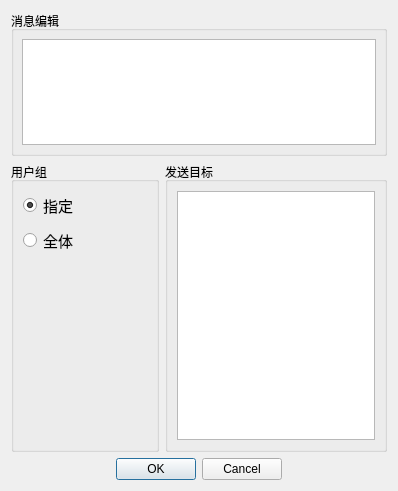
The window that Console/UI/SendMessageGroupUI.ui (yang-zhongtian/PYCM) describes before a commit, drawn with Qt 5.
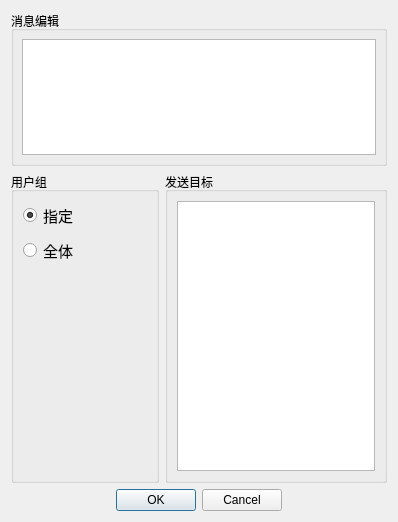
The same window after the commit.

The edit to the form file:
```diff
--- a/Console/UI/SendMessageGroupUI.ui
+++ b/Console/UI/SendMessageGroupUI.ui
@@ -7,7 +7,7 @@
     <x>0</x>
     <y>0</y>
     <width>398</width>
-    <height>491</height>
+    <height>522</height>
    </rect>
   </property>
   <property name="sizePolicy">
```
